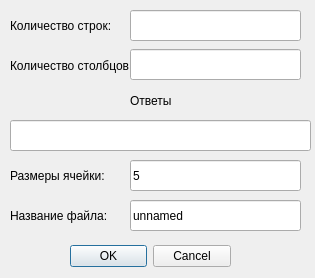
Above: CreateImage.ui from Kudesunik/TestingSystem before the change. Below: the same form after it.
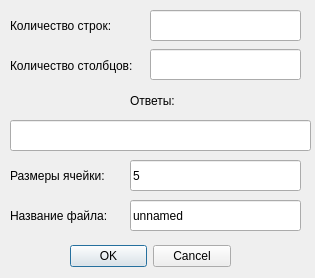
That is the form after the change.

Diff of the .ui file:
```diff
--- a/CreateImage.ui
+++ b/CreateImage.ui
@@ -58,7 +58,7 @@
     <rect>
      <x>10</x>
      <y>10</y>
-     <width>111</width>
+     <width>141</width>
      <height>31</height>
     </rect>
    </property>
@@ -71,7 +71,7 @@
     <rect>
      <x>10</x>
      <y>50</y>
-     <width>121</width>
+     <width>141</width>
      <height>31</height>
     </rect>
    </property>
@@ -84,7 +84,7 @@
     <rect>
      <x>130</x>
      <y>80</y>
-     <width>41</width>
+     <width>171</width>
      <height>41</height>
     </rect>
    </property>
@@ -95,9 +95,9 @@
   <widget class="QLineEdit" name="columnsNumber">
    <property name="geometry">
     <rect>
-     <x>130</x>
+     <x>150</x>
      <y>49</y>
-     <width>171</width>
+     <width>151</width>
      <height>31</height>
     </rect>
    </property>
@@ -105,9 +105,9 @@
   <widget class="QLineEdit" name="rowsNumber">
    <property name="geometry">
     <rect>
-     <x>130</x>
+     <x>150</x>
      <y>10</y>
-     <width>171</width>
+     <width>151</width>
      <height>31</height>
     </rect>
    </property>
@@ -127,7 +127,7 @@
     <rect>
      <x>10</x>
      <y>160</y>
-     <width>111</width>
+     <width>121</width>
      <height>31</height>
     </rect>
    </property>
@@ -153,7 +153,7 @@
     <rect>
      <x>10</x>
      <y>200</y>
-     <width>111</width>
+     <width>121</width>
      <height>31</height>
     </rect>
    </property>
```
